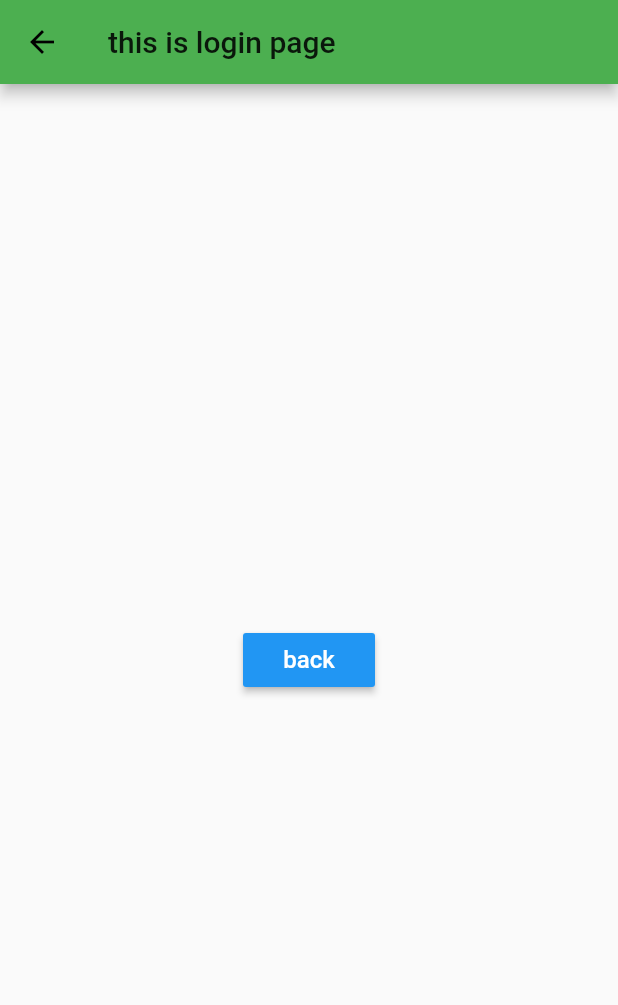
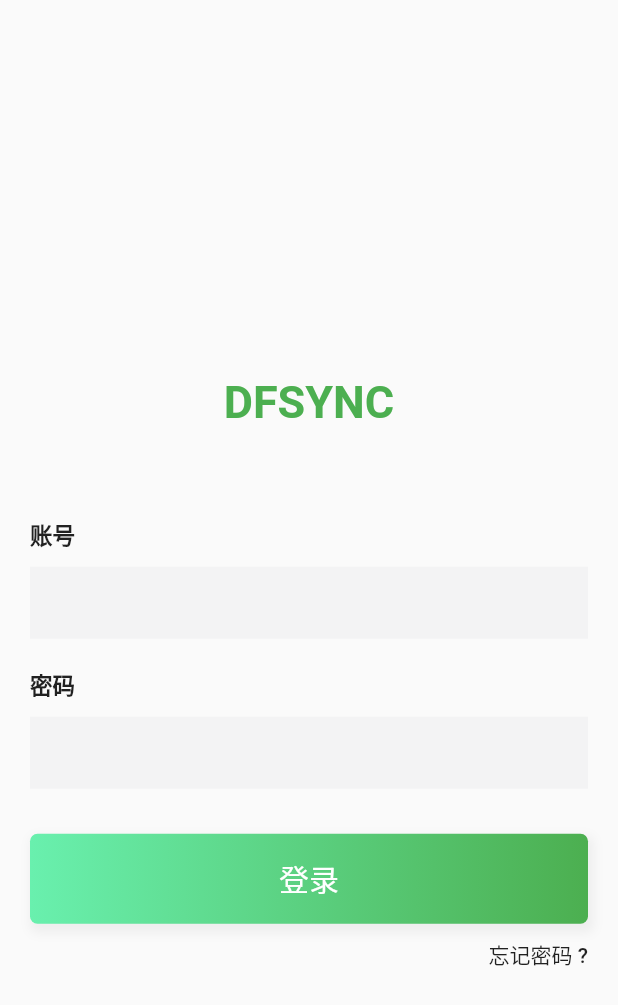
Before and after one commit to Reteyery/dfchat, a Flutter app: the screen it shows after launch, after a tap on the "add" icon, on a phone screen of 412 x 824 dp. Shown: the top 1005 px of the screen. Run offline on Flutter 3.47's test engine with Material 2 defaults, Android fonts, the phone set to English and light mode, and no system bars; our stand-ins replace google_fonts; network calls fail.

Commit message:
Add Login page

```diff
--- a/lib/login/login.dart
+++ b/lib/login/login.dart
@@ -1,30 +1,168 @@
+import 'package:flutter/material.dart';
+import 'package:google_fonts/google_fonts.dart';
 
-import 'package:flutter/cupertino.dart';
-import 'package:flutter/material.dart';
+class LoginDart extends StatefulWidget {
+  LoginDart({Key key, this.title}) : super(key: key);
 
-class LoginDart extends StatelessWidget{
+  final String title;
+
+  @override
+  _LoginPageState createState() => _LoginPageState();
+}
+
+class _LoginPageState extends State<LoginDart> {
+
+  Widget _entryField(String title, {bool isPassword = false}) {
+    return Container(
+      margin: EdgeInsets.symmetric(vertical: 10),
+      child: Column(
+        crossAxisAlignment: CrossAxisAlignment.start,
+        children: <Widget>[
+          Text(
+            title,
+            style: TextStyle(fontWeight: FontWeight.bold, fontSize: 15),
+          ),
+          SizedBox(
+            height: 10,
+          ),
+          TextField(
+              obscureText: isPassword,
+              decoration: InputDecoration(
+                  border: InputBorder.none,
+                  fillColor: Color(0xfff3f3f4),
+                  filled: true))
+        ],
+      ),
+    );
+  }
+
+  Widget _submitButton() {
+    return Container(
+      width: MediaQuery.of(context).size.width,
+      padding: EdgeInsets.symmetric(vertical: 15),
+      alignment: Alignment.center,
+      decoration: BoxDecoration(
+          borderRadius: BorderRadius.all(Radius.circular(5)),
+          boxShadow: <BoxShadow>[
+            BoxShadow(
+                color: Colors.grey.shade200,
+                offset: Offset(2, 4),
+                blurRadius: 5,
+                spreadRadius: 2)
+          ],
+          gradient: LinearGradient(
+              begin: Alignment.centerLeft,
+              end: Alignment.centerRight,
+              colors: [Colors.greenAccent, Colors.green])),
+      child: Text(
+        '登录',
+        style: TextStyle(fontSize: 20, color: Colors.white),
+      ),
+    );
+  }
+
+//  Widget _divider() {
+//    return Container(
+//      margin: EdgeInsets.symmetric(vertical: 10),
+//      child: Row(
+//        children: <Widget>[
+//          SizedBox(
+//            width: 20,
+//          ),
+//          Expanded(
+//            child: Padding(
+//              padding: EdgeInsets.symmetric(horizontal: 10),
+//              child: Divider(
+//                thickness: 1,
+//              ),
+//            ),
+//          ),
+//          Text('or'),
+//          Expanded(
+//            child: Padding(
+//              padding: EdgeInsets.symmetric(horizontal: 10),
+//              child: Divider(
+//                thickness: 1,
+//              ),
+//            ),
+//          ),
+//          SizedBox(
+//            width: 20,
+//          ),
+//        ],
+//      ),
+//    );
+//  }
+
+  Widget _title() {
+    return RichText(
+      textAlign: TextAlign.center,
+      text: TextSpan(
+          text: 'DFSYNC',
+          style: GoogleFonts.portLligatSans(
+            textStyle: Theme.of(context).textTheme.display1,
+            fontSize: 30,
+            fontWeight: FontWeight.w700,
+            color: Colors.green,
+          ),
+      ),
+    );
+  }
+
+  Widget _emailPasswordWidget() {
+    return Column(
+      children: <Widget>[
+        _entryField("账号"),
+        _entryField("密码", isPassword: true),
+      ],
+    );
+  }
 
   @override
   Widget build(BuildContext context) {
-    return new Scaffold(
-        appBar: new AppBar(
-          title: new Text('this is login page'),
-          backgroundColor: Colors.green,
-        ),
-        body: new Center(
-          child: new RaisedButton(
-              onPressed: (){
-                Navigator.pop(context);
-              } ,
-              child: new Text(
-                  'back',
-              style: TextStyle(
-                color: Colors.white,
-                fontSize: 16
-              ),),
-          color: Colors.blue,), //RaiseButton背景色
-        ),
+    return Scaffold(
+        body: SingleChildScrollView(
+            child: Container(
+              height: MediaQuery.of(context).size.height,
+              child: Stack(
+                children: <Widget>[
+                  Container(
+                    padding: EdgeInsets.symmetric(horizontal: 20),
+                    child: Column(
+                      crossAxisAlignment: CrossAxisAlignment.center,
+                      mainAxisAlignment: MainAxisAlignment.center,
+                      children: <Widget>[
+                        Expanded(
+                          flex: 3,
+                          child: SizedBox(),
+                        ),
+                        _title(),
+                        SizedBox(
+                          height: 50,
+                        ),
+                        _emailPasswordWidget(),
+                        SizedBox(
+                          height: 20,
+                        ),
+                        _submitButton(),
+                        Container(
+                          padding: EdgeInsets.symmetric(vertical: 10),
+                          alignment: Alignment.centerRight,
+                          child: Text('忘记密码 ?',
+                              style:
+                              TextStyle(fontSize: 14, fontWeight: FontWeight.w500)),
+                        ),
+                        Expanded(
+                          flex: 2,
+                          child: SizedBox(),
+                        ),
+                      ],
+                    ),
+                  ),
+                ],
+              ),
+            )
+        )
     );
   }
-
 }
--- a/pubspec.yaml
+++ b/pubspec.yaml
@@ -42,9 +42,8 @@ flutter:
   uses-material-design: true
 
   # To add assets to your application, add an assets section, like this:
-  # assets:
-  #  - images/a_dot_burr.jpeg
-  #  - images/a_dot_ham.jpeg
+  assets:
+    - assets/images/app_icon.png
 
   # An image asset can refer to one or more resolution-specific "variants", see
   # https://flutter.dev/assets-and-images/#resolution-aware.
```
Also changed, not shown: lib/middle.dart (added, +30 -0 lines), lib/music.dart (added, +251 -0 lines), assets/images/app_icon.png (added).
